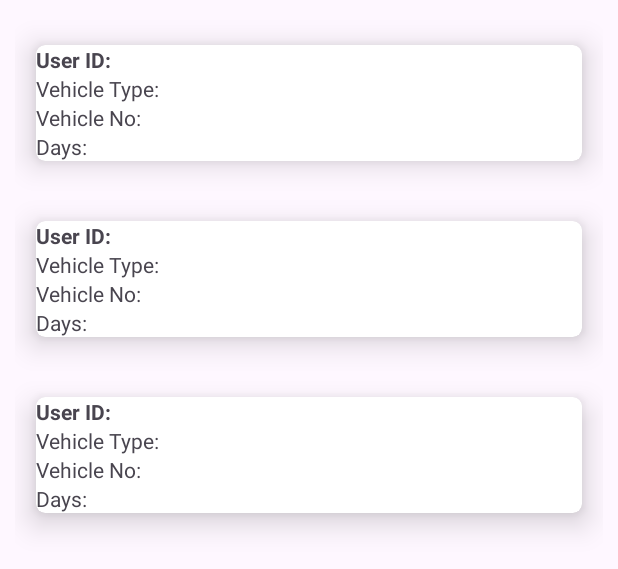
After one commit to Aisha-code1/CarParkingApp, an Android app: the layout activity_view_booking.xml on its own in the app's theme, with its tools: preview values and no code run, on a phone screen of 412 x 824 dp. The commit adds this screen. Shown: the top 569 px of the screen. Run offline under Robolectric (Android 15) with nearby library versions, the phone set to English and light mode, and no system bars.

Commit message:
view admin booking

```diff
--- a/app/src/main/AndroidManifest.xml
+++ b/app/src/main/AndroidManifest.xml
@@ -26,6 +26,9 @@
         android:supportsRtl="true"
         android:theme="@style/Theme.CarParkingApp"
         tools:targetApi="31">
+        <activity
+            android:name=".ViewBookingActivity"
+            android:exported="false" />
         <activity
             android:name=".BookingActivity"
             android:exported="false" />
--- a/app/src/main/java/com/example/carparkingapp/Fragment/AdminHomeFragment.java
+++ b/app/src/main/java/com/example/carparkingapp/Fragment/AdminHomeFragment.java
@@ -13,6 +13,7 @@ import android.view.ViewGroup;
 import com.example.carparkingapp.BookingActivity;
 import com.example.carparkingapp.ManageSlotActivity;
 import com.example.carparkingapp.R;
+import com.example.carparkingapp.ViewBookingActivity;
 
 
 public class AdminHomeFragment extends Fragment {
@@ -46,8 +47,12 @@ public class AdminHomeFragment extends Fragment {
         // Inflate the layout for this fragment
         View view = inflater.inflate(R.layout.fragment_adminhome, container, false);
         CardView manageSlot = view.findViewById(R.id.manageSlot);
+        CardView viewBooking = view.findViewById(R.id.viewBooking);
         manageSlot.setOnClickListener(v -> {
             startActivity(new Intent(getContext(),ManageSlotActivity.class));
+        });
+        viewBooking.setOnClickListener(v -> {
+            startActivity(new Intent(getContext(), ViewBookingActivity.class));
         });
 
         return view;
--- a/app/src/main/java/com/example/carparkingapp/Manage.java
+++ b/app/src/main/java/com/example/carparkingapp/Manage.java
@@ -34,6 +34,7 @@ public class Manage {
         return timing;
     }
     public String getAddress(){
+
         return  address;
     }
 
--- /dev/null
+++ b/app/src/main/res/layout/activity_view_booking.xml
@@ -0,0 +1,13 @@
+<LinearLayout xmlns:android="http://schemas.android.com/apk/res/android"
+    xmlns:tools="http://schemas.android.com/tools"
+    android:padding="10dp"
+    android:layout_width="match_parent"
+    android:layout_height="match_parent"
+    android:orientation="vertical">
+
+    <androidx.recyclerview.widget.RecyclerView
+        android:id="@+id/rv_viewbooking"
+        android:layout_width="match_parent"
+        android:layout_height="match_parent"
+        tools:listitem="@layout/booking_item"/>
+</LinearLayout>
--- /dev/null
+++ b/app/src/main/res/layout/booking_item.xml
@@ -0,0 +1,42 @@
+<?xml version="1.0" encoding="utf-8"?>
+<androidx.cardview.widget.CardView
+    xmlns:android="http://schemas.android.com/apk/res/android"
+
+    android:layout_width="match_parent"
+    android:layout_height="wrap_content"
+    xmlns:app="http://schemas.android.com/apk/res-auto"
+    app:cardCornerRadius="6dp"
+    app:cardElevation="12dp"
+    app:cardUseCompatPadding="true">
+
+    <LinearLayout
+        android:layout_width="match_parent"
+        android:layout_height="wrap_content"
+        android:orientation="vertical">
+
+        <TextView
+            android:id="@+id/tv_user"
+            android:layout_width="wrap_content"
+            android:layout_height="wrap_content"
+            android:text="User ID:"
+            android:textStyle="bold" />
+
+        <TextView
+            android:id="@+id/tv_vehicle_type"
+            android:layout_width="wrap_content"
+            android:layout_height="wrap_content"
+            android:text="Vehicle Type:" />
+
+        <TextView
+            android:id="@+id/tv_vehicle_no"
+            android:layout_width="wrap_content"
+            android:layout_height="wrap_content"
+            android:text="Vehicle No:" />
+
+        <TextView
+            android:id="@+id/tv_days"
+            android:layout_width="wrap_content"
+            android:layout_height="wrap_content"
+            android:text="Days:" />
+    </LinearLayout>
+</androidx.cardview.widget.CardView>
```
Also changed, not shown: app/src/main/java/ViewBooking.java (added, +13 -0 lines), app/src/main/java/com/example/carparkingapp/ViewBooking.java (added, +38 -0 lines), app/src/main/java/com/example/carparkingapp/ViewBookingActivity.java (added, +63 -0 lines), app/src/main/java/com/example/carparkingapp/ViewBookingAdapter.java (added, +44 -0 lines), app/src/main/java/com/example/carparkingapp/ViewBookingHolder.java (added, +18 -0 lines).
